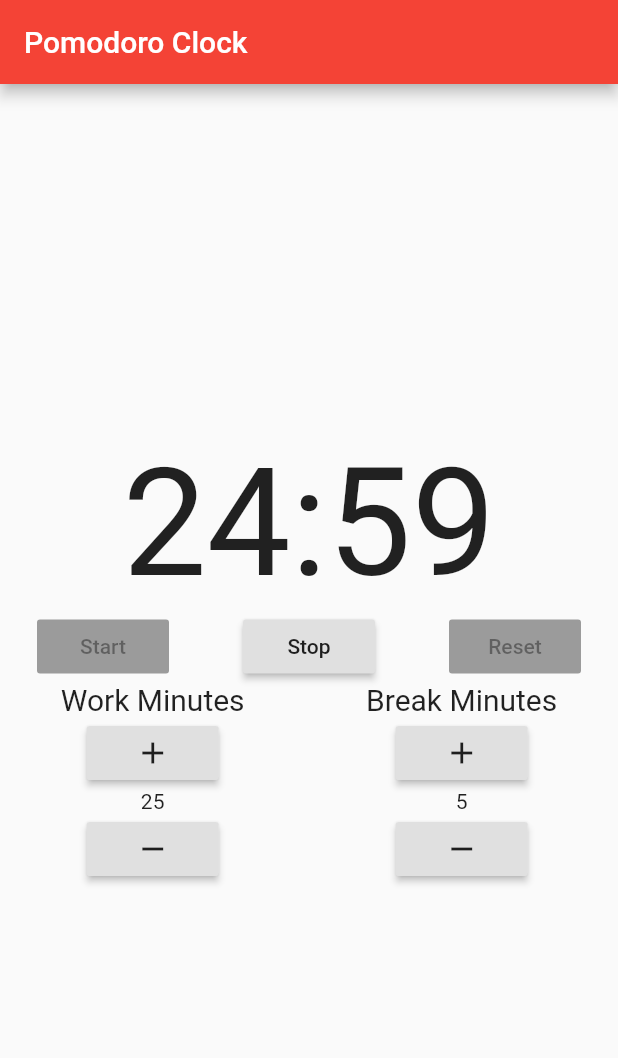
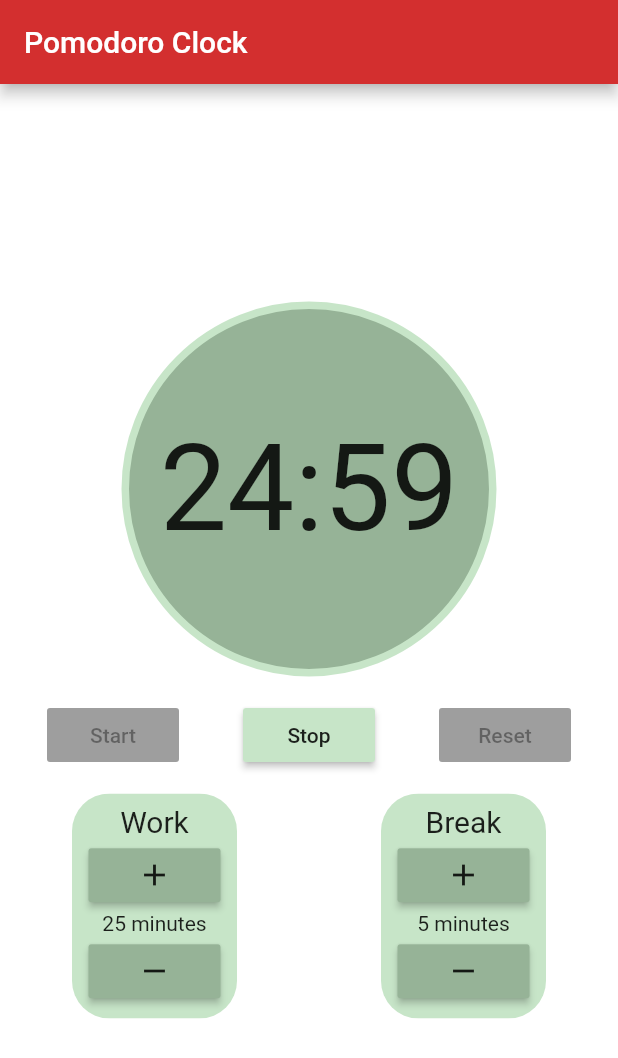
Before and after one commit to mhelmetag/orlogio, a Flutter app: the screen it shows after launch, after a tap on "Start", on a phone screen of 412 x 824 dp. Shown: the top 1058 px of the screen. Run offline on Flutter 3.47's test engine with Material 2 defaults, Android fonts, the phone set to English and light mode, and no system bars.

Commit message:
color stuff, bad attempt at material

```diff
--- /dev/null
+++ b/lib/colors.dart
@@ -0,0 +1,12 @@
+import 'package:flutter/material.dart';
+
+const kPomodoroRed = const Color(0xFFD32F2F);
+const kPomodoroRedLight = const Color(0xFFFF6659);
+const kPomodoroRedDark = const Color(0xFF9A0007);
+
+const kPomodoroGreen = const Color(0xFFC7E5C8);
+const kPomodoroGreenLight = const Color(0xFFfAFFFB);
+const kPomodoroGreenDark = const Color(0xFF96B397);
+
+const kPomodoroSurfaceWhite = kPomodoroGreenLight;
+const kPomodoroBackgroundWhite = Colors.white;
--- a/lib/components/clock.dart
+++ b/lib/components/clock.dart
@@ -1,11 +1,15 @@
 import 'package:flutter/material.dart';
+
+import '../colors.dart';
 
 class Clock extends StatelessWidget {
   final int currentTimeSeconds;
 
-  Clock({this.currentTimeSeconds,});
+  Clock({
+    this.currentTimeSeconds,
+  });
 
-  String stringTime() {
+  String _stringTime() {
     var minutes = (currentTimeSeconds ~/ 60);
     var minutesString = minutes.toString().padLeft(2, '0');
 
@@ -18,9 +22,23 @@ class Clock extends StatelessWidget {
   @override
   build(BuildContext context) {
     return Container(
-      child: Text(
-        stringTime(),
-        style: TextStyle(fontSize: 100),
+      height: 250,
+      width: 250,
+      decoration: BoxDecoration(
+        color: kPomodoroGreenDark,
+        shape: BoxShape.circle,
+        border: Border.all(
+          color: kPomodoroGreen,
+          width: 5,
+        ),
+      ),
+      child: Center(
+        child: Text(
+          _stringTime(),
+          style: TextStyle(
+            fontSize: 80,
+          ),
+        ),
       ),
     );
   }
--- a/lib/components/clock_controls.dart
+++ b/lib/components/clock_controls.dart
@@ -1,4 +1,6 @@
 import 'package:flutter/material.dart';
+
+import '../colors.dart';
 
 class ClockControls extends StatelessWidget {
   final bool running;
@@ -17,23 +19,28 @@ class ClockControls extends StatelessWidget {
 
   @override
   build(BuildContext context) {
-    return Row(
+    return Container(
+      padding: EdgeInsets.only(top: 15, right: 10, bottom: 15, left: 10),
+      child: Row(
         mainAxisAlignment: MainAxisAlignment.spaceAround,
         children: <Widget>[
           RaisedButton(
-          onPressed:
-              (running || currentTimeSeconds == 0) ? null : startFunction,
+            onPressed: running ? null : startFunction,
             child: new Text('Start'),
+            color: kPomodoroGreen,
           ),
           RaisedButton(
             onPressed: running ? stopFunction : null,
             child: new Text('Stop'),
+            color: kPomodoroGreen,
           ),
           RaisedButton(
             onPressed: running ? null : resetFunction,
             child: new Text('Reset'),
+            color: kPomodoroGreen,
           ),
         ],
+      ),
     );
   }
 }
--- a/lib/components/editable_minutes.dart
+++ b/lib/components/editable_minutes.dart
@@ -1,21 +1,39 @@
 import 'package:flutter/material.dart';
+
+import '../colors.dart';
 
 class EditableMinutes extends StatelessWidget {
   final String labelText;
-  final String currentValueText;
+  final String currentMinutesText;
   final Function addFunction;
   final Function removeFunction;
 
   EditableMinutes({
     this.labelText,
-    this.currentValueText,
+    this.currentMinutesText,
     this.addFunction,
     this.removeFunction,
   });
 
+  String _minuteString() {
+    if (currentMinutesText == "1") {
+      return "minute";
+    } else {
+      return "minutes";
+    }
+  }
+
   @override
   build(BuildContext context) {
-    return Column(
+    return ClipRRect(
+      borderRadius: BorderRadius.circular(25),
+      child: Container(
+        width: 110,
+        height: 150,
+        decoration: BoxDecoration(
+          color: kPomodoroGreen,
+        ),
+        child: Column(
           mainAxisAlignment: MainAxisAlignment.center,
           children: <Widget>[
             Text(
@@ -25,13 +43,17 @@ class EditableMinutes extends StatelessWidget {
             RaisedButton(
               child: Icon(Icons.add),
               onPressed: addFunction,
+              color: kPomodoroGreenDark,
             ),
-        Text(currentValueText),
+            Text("$currentMinutesText ${_minuteString()}"),
             RaisedButton(
               child: Icon(Icons.remove),
               onPressed: removeFunction,
+              color: kPomodoroGreenDark,
             ),
           ],
+        ),
+      ),
     );
   }
 }
--- a/lib/main.dart
+++ b/lib/main.dart
@@ -1,5 +1,6 @@
 import 'package:flutter/material.dart';
 
+import 'theme.dart';
 import 'package:pomodoro_clock/screens/home_screen.dart';
 
 void main() => runApp(new PomodoroClock());
@@ -8,12 +9,10 @@ class PomodoroClock extends StatelessWidget {
   @override
   Widget build(BuildContext context) {
     return new MaterialApp(
-      title: 'Pomodoro Clock',
-      theme: new ThemeData(
-        primarySwatch: Colors.red,
-        backgroundColor: Colors.grey
-      ),
-      home: new HomeScreen(title: 'Pomodoro Clock')
-    );
+        title: 'Pomodoro Clock',
+        theme: kPomodoroTheme,
+        home: HomeScreen(
+          title: 'Pomodoro Clock',
+        ));
   }
 }
--- /dev/null
+++ b/lib/theme.dart
@@ -0,0 +1,14 @@
+import 'package:flutter/material.dart';
+
+import 'colors.dart';
+
+final ThemeData kPomodoroTheme = _buildPomodoroTheme();
+
+ThemeData _buildPomodoroTheme() {
+  final ThemeData base = ThemeData.light();
+  return base.copyWith(
+    accentColor: kPomodoroGreenDark,
+    primaryColor: kPomodoroRed,
+    scaffoldBackgroundColor: kPomodoroBackgroundWhite,
+  );
+}
--- a/lib/views/home_view.dart
+++ b/lib/views/home_view.dart
@@ -31,8 +31,8 @@ class HomeView extends HomeState {
                 mainAxisAlignment: MainAxisAlignment.spaceAround,
                 children: <Widget>[
                   EditableMinutes(
-                    labelText: 'Work Minutes',
-                    currentValueText: (workTimeSeconds ~/ 60).toString(),
+                    labelText: 'Work',
+                    currentMinutesText: (workTimeSeconds ~/ 60).toString(),
                     addFunction: () {
                       updateWorkTime('add');
                     },
@@ -41,8 +41,8 @@ class HomeView extends HomeState {
                     },
                   ),
                   EditableMinutes(
-                    labelText: 'Break Minutes',
-                    currentValueText: (breakTimeSeconds ~/ 60).toString(),
+                    labelText: 'Break',
+                    currentMinutesText: (breakTimeSeconds ~/ 60).toString(),
                     addFunction: () {
                       updateBreakTime('add');
                     },
```
Lines whose indentation alone changed are shown as unchanged.
